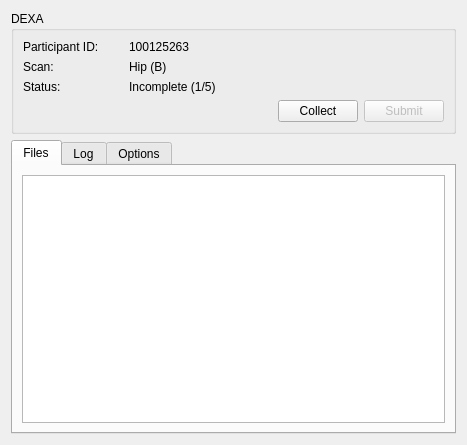
Before: the Qt Designer form src/dialogs/dxadialog.ui in CLSA/cypress, drawn with Qt 5.
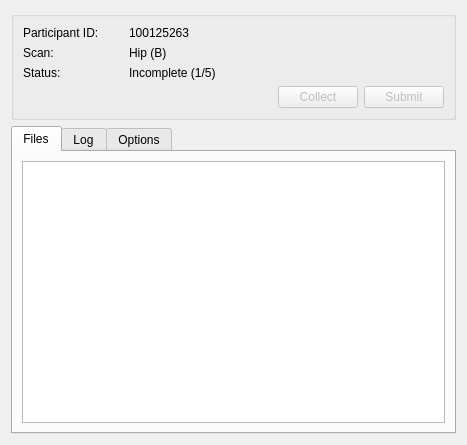
After: the same form once the commit is applied.

The edit to the form file:
```diff
--- a/src/dialogs/dxadialog.ui
+++ b/src/dialogs/dxadialog.ui
@@ -25,7 +25,7 @@
      <item>
       <widget class="QGroupBox" name="form">
        <property name="title">
-        <string>DEXA</string>
+        <string/>
        </property>
        <layout class="QVBoxLayout" name="verticalLayout_6">
         <item>
@@ -149,7 +149,7 @@
             <item>
              <widget class="QPushButton" name="collectButton">
               <property name="enabled">
-               <bool>true</bool>
+               <bool>false</bool>
               </property>
               <property name="text">
                <string>Collect</string>
```
